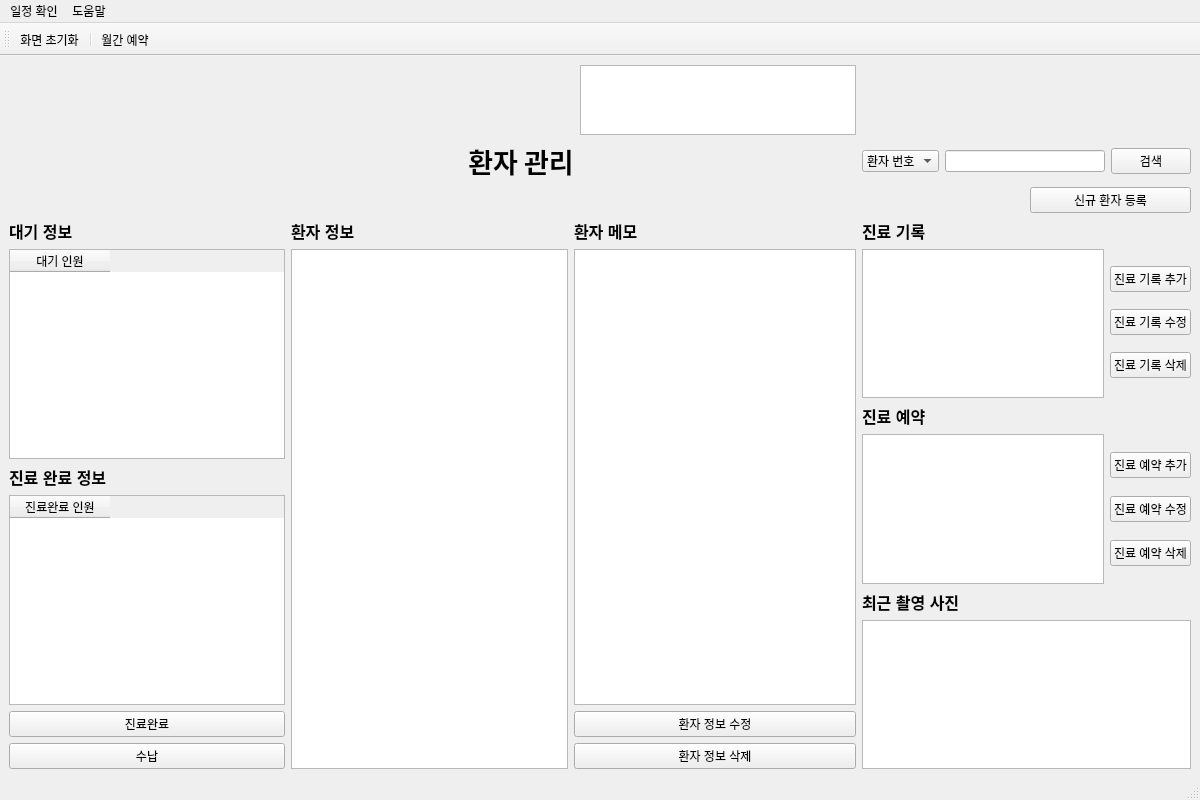
First picture: the form in Project/src/pms/PaientManagementSW/paientmanagement.ui, repository AndaCondaa/Dental_Imaging_SW_System, before the edit.
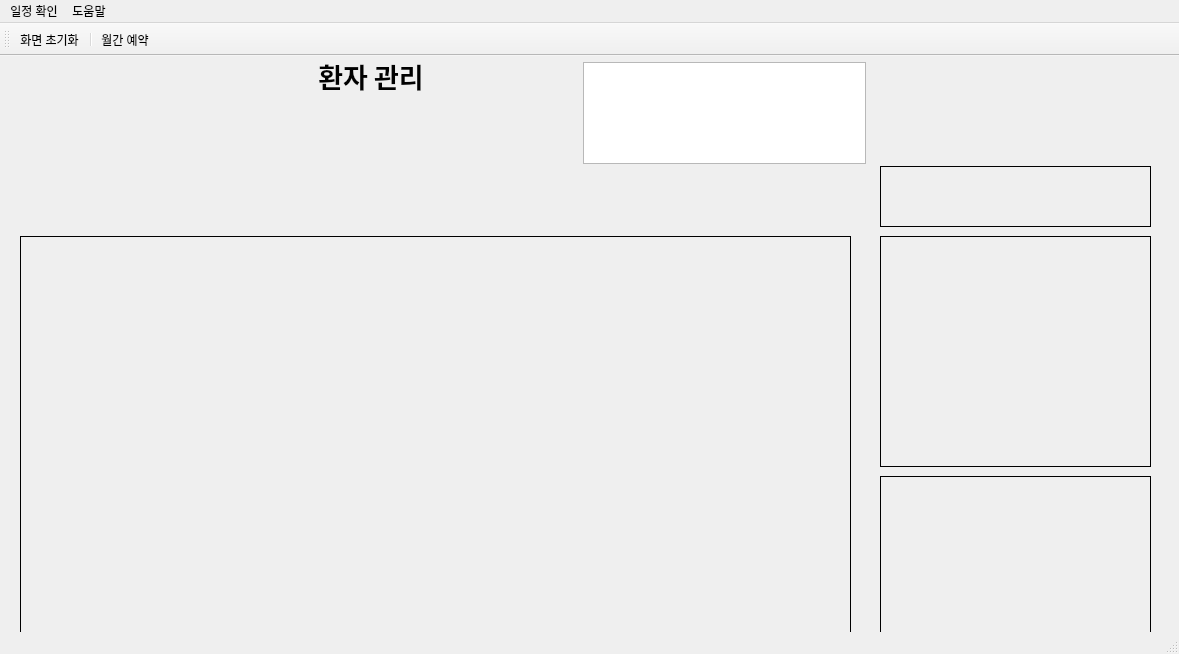
Second picture: the form after the edit.

Commit message: feat : seperate class

Patch:
```diff
--- a/Project/src/pms/PaientManagementSW/paientmanagement.ui
+++ b/Project/src/pms/PaientManagementSW/paientmanagement.ui
@@ -6,249 +6,88 @@
    <rect>
     <x>0</x>
     <y>0</y>
-    <width>1200</width>
-    <height>800</height>
+    <width>1179</width>
+    <height>654</height>
    </rect>
   </property>
   <property name="windowTitle">
    <string>PaientManagement</string>
   </property>
   <widget class="QWidget" name="centralwidget">
-   <layout class="QGridLayout" name="gridLayout_7">
-    <item row="3" column="2" colspan="2">
-     <layout class="QGridLayout" name="gridLayout_17">
-      <item row="0" column="0">
-       <layout class="QGridLayout" name="gridLayout_5">
-        <item row="1" column="0">
-         <widget class="QLabel" name="label_3">
-          <property name="font">
-           <font>
-            <pointsize>12</pointsize>
-            <bold>true</bold>
-           </font>
-          </property>
-          <property name="text">
-           <string>환자 메모</string>
-          </property>
-         </widget>
-        </item>
-        <item row="2" column="0">
-         <widget class="QTableWidget" name="tableWidget_4"/>
-        </item>
-       </layout>
-      </item>
-      <item row="1" column="0">
-       <layout class="QGridLayout" name="gridLayout_3">
-        <item row="2" column="0">
-         <widget class="QPushButton" name="pushButton_6">
-          <property name="text">
-           <string>환자 정보 삭제</string>
-          </property>
-         </widget>
-        </item>
-        <item row="1" column="0">
-         <widget class="QPushButton" name="modifyPatientInfo_pushButton">
-          <property name="text">
-           <string>환자 정보 수정</string>
-          </property>
-         </widget>
-        </item>
-       </layout>
-      </item>
-     </layout>
-    </item>
-    <item row="1" column="4" colspan="2">
-     <layout class="QGridLayout" name="gridLayout_6">
-      <item row="0" column="1">
-       <widget class="QLineEdit" name="lineEdit"/>
-      </item>
-      <item row="0" column="0">
-       <widget class="QComboBox" name="comboBox">
-        <item>
-         <property name="text">
-          <string>환자 번호</string>
-         </property>
-        </item>
-        <item>
-         <property name="text">
-          <string>환자 이름</string>
-         </property>
-        </item>
-       </widget>
-      </item>
-      <item row="0" column="2">
-       <widget class="QPushButton" name="pushButton">
-        <property name="text">
-         <string>검색</string>
-        </property>
-       </widget>
-      </item>
-     </layout>
-    </item>
-    <item row="2" column="0" colspan="5">
-     <spacer name="horizontalSpacer_5">
-      <property name="orientation">
-       <enum>Qt::Horizontal</enum>
-      </property>
-      <property name="sizeHint" stdset="0">
-       <size>
-        <width>1010</width>
-        <height>21</height>
-       </size>
-      </property>
-     </spacer>
-    </item>
-    <item row="3" column="4" colspan="2">
-     <layout class="QGridLayout" name="gridLayout_16">
-      <item row="0" column="0">
-       <layout class="QGridLayout" name="gridLayout_12">
-        <item row="1" column="1">
-         <layout class="QGridLayout" name="gridLayout_9">
-          <property name="verticalSpacing">
-           <number>0</number>
-          </property>
-          <item row="2" column="0">
-           <widget class="QPushButton" name="pushButton_9">
-            <property name="text">
-             <string>진료 기록 삭제</string>
-            </property>
-           </widget>
-          </item>
-          <item row="1" column="0">
-           <widget class="QPushButton" name="pushButton_8">
-            <property name="text">
-             <string>진료 기록 수정</string>
-            </property>
-           </widget>
-          </item>
-          <item row="0" column="0">
-           <widget class="QPushButton" name="pushButton_7">
+   <widget class="QTextBrowser" name="textBrowser">
             <property name="enabled">
              <bool>true</bool>
             </property>
-            <property name="text">
-             <string>진료 기록 추가</string>
-            </property>
-           </widget>
-          </item>
-         </layout>
-        </item>
-        <item row="1" column="0">
-         <widget class="QTableWidget" name="tableWidget_5"/>
-        </item>
-        <item row="0" column="0">
-         <widget class="QLabel" name="label_7">
-          <property name="font">
-           <font>
-            <pointsize>12</pointsize>
-            <bold>true</bold>
-           </font>
-          </property>
-          <property name="text">
-           <string>진료 기록</string>
-          </property>
-         </widget>
-        </item>
-       </layout>
-      </item>
-      <item row="2" column="0">
-       <layout class="QGridLayout" name="gridLayout_13">
-        <item row="0" column="1">
-         <layout class="QGridLayout" name="gridLayout_11">
-          <property name="verticalSpacing">
-           <number>0</number>
-          </property>
-          <item row="2" column="0">
-           <widget class="QPushButton" name="pushButton_10">
-            <property name="text">
-             <string>진료 예약 삭제</string>
-            </property>
-           </widget>
-          </item>
-          <item row="0" column="0">
-           <widget class="QPushButton" name="pushButton_12">
-            <property name="text">
-             <string>진료 예약 추가</string>
-            </property>
-           </widget>
-          </item>
-          <item row="1" column="0">
-           <widget class="QPushButton" name="pushButton_11">
-            <property name="text">
-             <string>진료 예약 수정</string>
-            </property>
-           </widget>
-          </item>
-         </layout>
-        </item>
-        <item row="0" column="0">
-         <widget class="QTableWidget" name="tableWidget_6"/>
-        </item>
-       </layout>
-      </item>
-      <item row="3" column="0">
-       <layout class="QGridLayout" name="gridLayout_14">
-        <item row="1" column="0">
-         <widget class="QLabel" name="label_4">
-          <property name="font">
-           <font>
-            <pointsize>12</pointsize>
-            <bold>true</bold>
-           </font>
-          </property>
-          <property name="text">
-           <string>최근 촬영 사진</string>
-          </property>
-         </widget>
-        </item>
-        <item row="2" column="0">
-         <widget class="QTableWidget" name="tableWidget_7"/>
-        </item>
-       </layout>
-      </item>
-      <item row="1" column="0">
-       <widget class="QLabel" name="label_8">
-        <property name="font">
-         <font>
-          <pointsize>12</pointsize>
-          <bold>true</bold>
-         </font>
-        </property>
-        <property name="text">
-         <string>진료 예약</string>
-        </property>
-       </widget>
-      </item>
-     </layout>
-    </item>
-    <item row="2" column="5">
-     <widget class="QPushButton" name="pushButton_2">
-      <property name="text">
-       <string>신규 환자 등록</string>
-      </property>
-     </widget>
-    </item>
-    <item row="3" column="1">
-     <layout class="QGridLayout" name="gridLayout_4">
-      <item row="0" column="0">
-       <widget class="QLabel" name="label_2">
-        <property name="font">
-         <font>
-          <pointsize>12</pointsize>
-          <bold>true</bold>
-         </font>
-        </property>
-        <property name="text">
-         <string>환자 정보</string>
-        </property>
-       </widget>
-      </item>
-      <item row="1" column="0">
-       <widget class="QTableWidget" name="tableWidget_3"/>
-      </item>
-     </layout>
-    </item>
-    <item row="1" column="0" colspan="3">
+    <property name="geometry">
+     <rect>
+      <x>583</x>
+      <y>6</y>
+      <width>283</width>
+      <height>102</height>
+     </rect>
+    </property>
+   </widget>
+   <widget class="QWidget" name="widget" native="true">
+    <property name="geometry">
+     <rect>
+      <x>20</x>
+      <y>180</y>
+      <width>831</width>
+      <height>401</height>
+     </rect>
+    </property>
+    <property name="styleSheet">
+     <string notr="true">border-color: rgb(0, 0, 0);
+border-width : 1.2px;
+border-style:inset;</string>
+    </property>
+   </widget>
+   <widget class="QWidget" name="widget_2" native="true">
+    <property name="geometry">
+     <rect>
+      <x>880</x>
+      <y>180</y>
+      <width>271</width>
+      <height>231</height>
+     </rect>
+    </property>
+    <property name="styleSheet">
+     <string notr="true">border-color: rgb(0, 0, 0);
+border-width : 1.2px;
+border-style:inset;</string>
+    </property>
+   </widget>
+   <widget class="QWidget" name="widget_3" native="true">
+    <property name="geometry">
+     <rect>
+      <x>880</x>
+      <y>420</y>
+      <width>271</width>
+      <height>161</height>
+     </rect>
+    </property>
+    <property name="styleSheet">
+     <string notr="true">border-color: rgb(0, 0, 0);
+border-width : 1.2px;
+border-style:inset;</string>
+    </property>
+   </widget>
+   <widget class="QWidget" name="widget_4" native="true">
+    <property name="geometry">
+     <rect>
+      <x>880</x>
+      <y>110</y>
+      <width>271</width>
+      <height>61</height>
+     </rect>
+    </property>
+    <property name="styleSheet">
+     <string notr="true">border-color: rgb(0, 0, 0);
+border-width : 1.2px;
+border-style:inset;</string>
+    </property>
+   </widget>
+   <widget class="QWidget" name="">
      <layout class="QGridLayout" name="gridLayout_15">
       <item row="0" column="0">
        <spacer name="horizontalSpacer">
@@ -281,108 +120,7 @@
        </widget>
       </item>
      </layout>
-    </item>
-    <item row="3" column="0">
-     <layout class="QGridLayout" name="gridLayout_18">
-      <item row="0" column="0">
-       <layout class="QGridLayout" name="gridLayout">
-        <item row="1" column="1">
-         <widget class="QTableWidget" name="tableWidget">
-          <column>
-           <property name="text">
-            <string>대기 인원</string>
-           </property>
-           <property name="font">
-            <font>
-             <pointsize>9</pointsize>
-            </font>
-           </property>
-          </column>
-         </widget>
-        </item>
-        <item row="3" column="1">
-         <widget class="QTableWidget" name="tableWidget_2">
-          <column>
-           <property name="text">
-            <string>진료완료 인원</string>
-           </property>
-           <property name="font">
-            <font>
-             <pointsize>9</pointsize>
-            </font>
-           </property>
-          </column>
-         </widget>
-        </item>
-        <item row="0" column="1">
-         <widget class="QLabel" name="label_5">
-          <property name="font">
-           <font>
-            <pointsize>12</pointsize>
-            <bold>true</bold>
-           </font>
-          </property>
-          <property name="text">
-           <string>대기 정보</string>
-          </property>
-         </widget>
-        </item>
-        <item row="2" column="1">
-         <widget class="QLabel" name="label_6">
-          <property name="font">
-           <font>
-            <pointsize>12</pointsize>
-            <bold>true</bold>
-           </font>
-          </property>
-          <property name="text">
-           <string>진료 완료 정보</string>
-          </property>
-         </widget>
-        </item>
-       </layout>
-      </item>
-      <item row="1" column="0">
-       <layout class="QGridLayout" name="gridLayout_2">
-        <item row="0" column="0">
-         <widget class="QPushButton" name="pushButton_3">
-          <property name="text">
-           <string>진료완료</string>
-          </property>
-         </widget>
-        </item>
-        <item row="1" column="0">
-         <widget class="QPushButton" name="pushButton_4">
-          <property name="text">
-           <string>수납</string>
-          </property>
-         </widget>
-        </item>
-       </layout>
-      </item>
-     </layout>
-    </item>
-    <item row="1" column="3">
-     <spacer name="horizontalSpacer_2">
-      <property name="orientation">
-       <enum>Qt::Horizontal</enum>
-      </property>
-      <property name="sizeHint" stdset="0">
-       <size>
-        <width>40</width>
-        <height>20</height>
-       </size>
-      </property>
-     </spacer>
-    </item>
-    <item row="0" column="3">
-     <widget class="QTextBrowser" name="textBrowser">
-      <property name="enabled">
-       <bool>true</bool>
-      </property>
-     </widget>
-    </item>
-   </layout>
+   </widget>
   </widget>
   <widget class="QStatusBar" name="statusbar"/>
   <widget class="QToolBar" name="toolBar">
@@ -404,7 +142,7 @@
     <rect>
      <x>0</x>
      <y>0</y>
-     <width>1200</width>
+     <width>1179</width>
      <height>17</height>
     </rect>
    </property>
```
Lines whose indentation alone changed are shown as unchanged. The commit also changes 7 other files.
